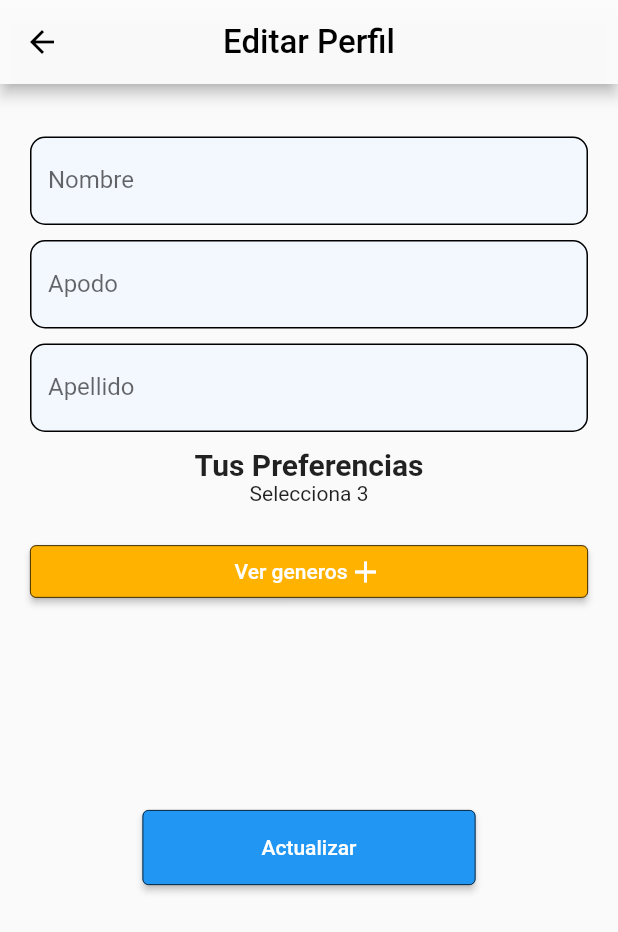
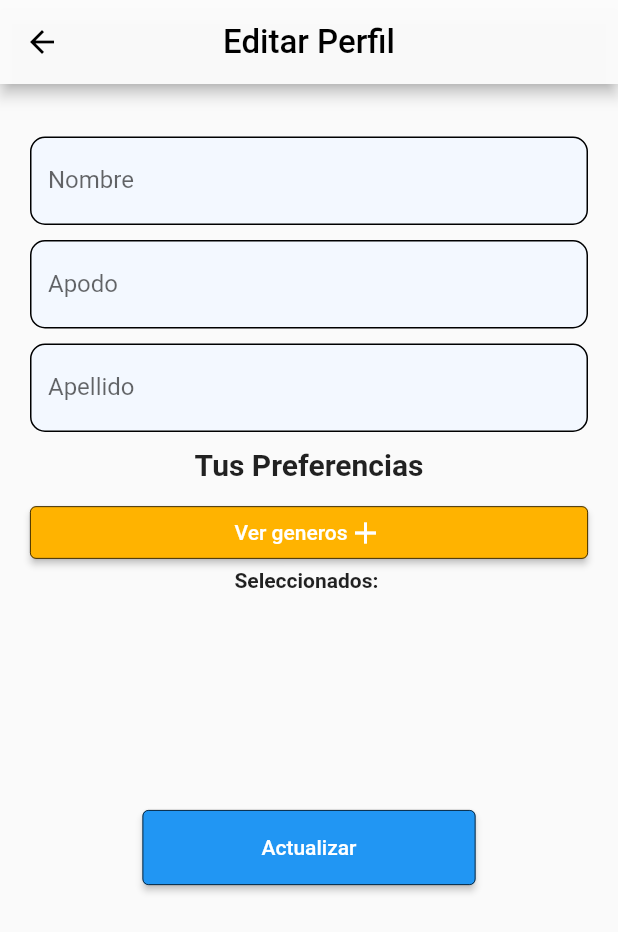
Before and after one commit to proyecto-II/ExchangeBooks-New, a Flutter app: the EditProfile screen opened by its route, on a phone screen of 412 x 824 dp. Shown: the top 932 px of the screen. Run offline on Flutter 3.47's test engine with Material 2 defaults, Android fonts, the phone set to English and light mode, and no system bars; our stand-ins replace firebase_auth, firebase_core, flutter_dotenv, gap, google_nav_bar, google_sign_in and 1 more; missing offline and left inert: filter_list; accounts and stored records are empty; network calls fail; Roboto replaces fonts that are missing (Plus Jakarta Sans, Urbanist).

Commit message:
Mejoras y cambios en el editar, eliminacion de codigo no usado

```diff
--- a/exchangebooks_ui/lib/provider/genre_provider.dart
+++ b/exchangebooks_ui/lib/provider/genre_provider.dart
@@ -1,12 +1,8 @@
 import 'package:exchangebooks_ui/model/genre.dart';
 import 'package:exchangebooks_ui/services/user_service.dart';
 import 'package:flutter/cupertino.dart';
-import 'package:flutter_dotenv/flutter_dotenv.dart';
-import 'package:http/http.dart' as http;
-import 'dart:convert';
 
 class GenreProvider extends ChangeNotifier {
-  final apiUrl = dotenv.env['API_URL'];
   final userService = UserService();
 
   List<Genre>? _genres;
--- a/exchangebooks_ui/lib/services/user_service.dart
+++ b/exchangebooks_ui/lib/services/user_service.dart
@@ -34,15 +34,15 @@ class UserService {
     }
   }
 
-  Future<void> updateGenresUser(String id, List<Genre> genres) async {
+  Future<void> updateGenresUser(String email, List<Genre> genres) async {
     try {
       final update = {
-        'userId': id,
+        'userId': email,
         'genres': genres.map((genre) => genre.toJson()).toList()
       };
       log(update.toString());
       var response = await http.put(
-        Uri.parse("$url/api/genre/user/update/$id"),
+        Uri.parse("$url/api/genre/user/update/$email"),
         headers: {
           'Content-Type': 'application/json',
         },
--- a/exchangebooks_ui/lib/views/profile/editprofile.dart
+++ b/exchangebooks_ui/lib/views/profile/editprofile.dart
@@ -59,7 +59,8 @@ class _EditState extends State<EditProfile> {
     final genresProvider = Provider.of<GenreProvider>(context, listen: false);
     await UserService().updateUser(iuser.user!.id!, nameController!.text,
         usernameController!.text, lastnameController!.text);
-    await UserService().updateGenresUser(iuser.user!.id!, selectedGenreList!);
+    await UserService()
+        .updateGenresUser(iuser.user!.email!, selectedGenreList!);
     genresProvider.setGenres(selectedGenreList!);
     iuser.getUser(iuser.user!.email!);
   }
@@ -105,16 +106,21 @@ class _EditState extends State<EditProfile> {
                     fontFamily: 'Plus Jakarta Sans',
                     fontWeight: FontWeight.bold),
               ),
-              const Text("Selecciona 3"),
 
               ///Aqui tienen que ir los diferentes generos
-              const Gap(20),
+              const Gap(10),
               _buttonPreferences(),
+              const Text(
+                'Seleccionados: ',
+                style: TextStyle(fontWeight: FontWeight.w700),
+              ),
+              const Gap(10),
               _preferences(context),
               Padding(
-                  padding:
-                      const EdgeInsets.symmetric(vertical: 100, horizontal: 75),
-                  child: _button()),
+                padding:
+                    const EdgeInsets.symmetric(vertical: 100, horizontal: 75),
+                child: _button(),
+              ),
             ],
           ),
         ),
@@ -181,7 +187,7 @@ class _EditState extends State<EditProfile> {
           Navigator.of(context).pop(); //Este cierra el circle indicator
           // ignore: use_build_context_synchronously
           Navigator.of(context)
-              .pop(); //Por alguna razon con dos de estos envia de vuelta a la pagina anterior - (Buscar una solucion)
+              .pop(); //Por alguna razon con dos de estos envia se vuelta a la pagina anterior - (Buscar una solucion)
         },
         style: ElevatedButton.styleFrom(
           backgroundColor: Colors.blueAccent[1000],
--- a/exchangebooks_ui/lib/views/profile/profile_page.dart
+++ b/exchangebooks_ui/lib/views/profile/profile_page.dart
@@ -6,7 +6,6 @@ import 'package:firebase_auth/firebase_auth.dart';
 import 'package:flutter/material.dart';
 import 'package:gap/gap.dart';
 import 'package:provider/provider.dart';
-
 import '../../model/genre.dart';
 import 'widgets/recordpost.dart';
 
@@ -64,17 +63,15 @@ class _Profile extends State<ProfilePage> {
                 future: getGenres(user.email!),
                 builder: (context, snapshot) {
                   if (snapshot.connectionState == ConnectionState.waiting) {
-                    // While the data is loading, show a loading indicator
                     return const Center(
                       child: CircularProgressIndicator(),
                     );
                   } else if (snapshot.hasError) {
-                    // If there was an error, display an error message
                     return Center(
                       child: Text('Error: ${snapshot.error}'),
                     );
                   } else {
-                    // Data has been loaded successfully, display it
+                    // Se muestra si los datos se cargaron correctamente
                     return SafeArea(
                       child: SingleChildScrollView(
                         child: Column(
@@ -146,7 +143,6 @@ class _Profile extends State<ProfilePage> {
 
   Widget _preferences(BuildContext context) {
     final genresProvider = Provider.of<GenreProvider>(context);
-
     return Padding(
       padding: const EdgeInsets.symmetric(horizontal: 40),
       child: SizedBox(
--- a/exchangebooks_ui/lib/views/search/widgets/search_list.dart
+++ b/exchangebooks_ui/lib/views/search/widgets/search_list.dart
@@ -16,7 +16,7 @@ class _SearchList extends State<SearchList> {
       height: MediaQuery.of(context).size.height - 270,
       child: ListView.builder(
         scrollDirection: Axis.vertical,
-        itemCount: 4,
+        itemCount: 10,
         itemBuilder: (context, index) {
           return GestureDetector(
             onTap: () {},
```
